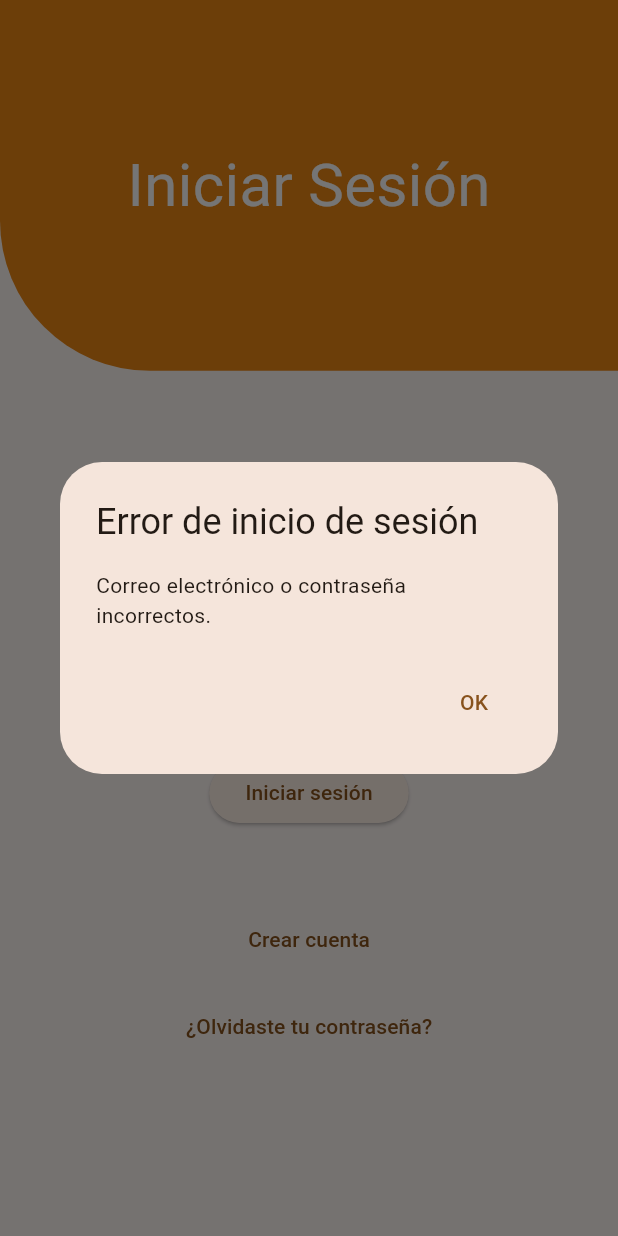
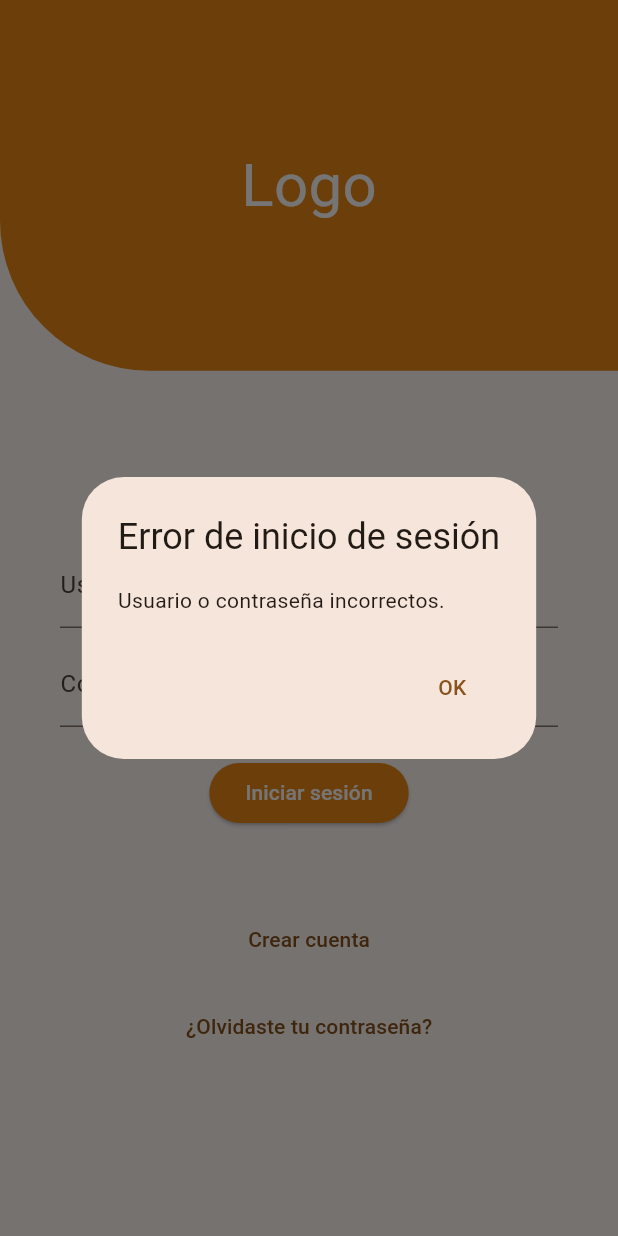
Before and after one commit to AlexGR10/appmov_hab, a Flutter app: the screen it shows after launch, after a tap on "Iniciar sesión", on a phone screen of 412 x 824 dp. Run offline on Flutter 3.47's test engine with Material 3 defaults, Android fonts, the phone set to English and light mode, and no system bars.

Commit message:
Logica del Login

```diff
--- a/lib/main.dart
+++ b/lib/main.dart
@@ -23,14 +23,12 @@ class MyApp extends StatelessWidget {
         useMaterial3: true,
       ),
       routes: {
-        '/': (context) => const WelcomePage(), // Página de bienvenida
-        '/login': (context) => LoginPage(), // Página de inicio de sesión
-        '/createAccount': (context) =>
-            CreateAccountPage(), // Página de creación de cuenta
-        '/bottomNavigator': (context) =>
-            const BottomNavigator(), // BottomNavigator
+        '/': (context) => const WelcomePage(),
+        '/login': (context) => LoginPage(),
+        '/createAccount': (context) => CreateAccountPage(),
+        '/bottomNavigator': (context) => const BottomNavigator(),
       },
-      initialRoute: '/', // Ruta inicial
+      initialRoute: '/login',
     );
   }
 }
@@ -43,9 +41,12 @@ class WelcomePage extends StatefulWidget {
 }
 
 class _WelcomePageState extends State<WelcomePage> {
+  bool _isAnimationEnabled = false;
+
   @override
   void initState() {
     super.initState();
+    if (_isAnimationEnabled) {
       Timer(const Duration(seconds: 2), () {
         Navigator.pushReplacement(
           context,
@@ -70,6 +71,7 @@ class _WelcomePageState extends State<WelcomePage> {
           ),
         );
       });
+    }
   }
 
   @override
--- a/lib/screens/login_page.dart
+++ b/lib/screens/login_page.dart
@@ -10,29 +10,37 @@ class LoginPage extends StatefulWidget {
 }
 
 class _LoginPageState extends State<LoginPage> {
-  final TextEditingController _emailController = TextEditingController();
+  final TextEditingController _usuarioController = TextEditingController();
   final TextEditingController _passwordController = TextEditingController();
-  List<dynamic> _users = [];
+  List<Map<String, dynamic>> _users = [];
 
   @override
   void initState() {
     super.initState();
-    loadUsers();
+    loadUsers(); // Llama a loadUsers() al iniciar la página
   }
 
   Future<void> loadUsers() async {
-    String usersJson = await rootBundle.loadString('assets/users.json');
+    final String usersJson = await rootBundle.loadString('assets/users.json');
+    final List<dynamic> data = jsonDecode(usersJson)["users"];
+
     setState(() {
-      _users = jsonDecode(usersJson)['users'];
+      _users = data
+          .map((item) => {
+                "usuario": item["usuario"],
+                "password": item["password"],
+                // Aquí puedes agregar más datos del usuario si los necesitas
+              })
+          .toList();
     });
   }
 
   void _signInWithEmailPassword(BuildContext context) {
-    String email = _emailController.text;
-    String password = _passwordController.text;
+    String usuario = _usuarioController.text.trim();
+    String password = _passwordController.text.trim();
 
-    bool isAuthenticated = _users
-        .any((user) => user['email'] == email && user['pas sword'] == password);
+    bool isAuthenticated = _users.any(
+        (user) => user['usuario'] == usuario && user['password'] == password);
 
     if (isAuthenticated) {
       Navigator.pushReplacementNamed(context, '/bottomNavigator');
@@ -42,7 +50,7 @@ class _LoginPageState extends State<LoginPage> {
         builder: (context) {
           return AlertDialog(
             title: Text('Error de inicio de sesión'),
-            content: Text('Correo electrónico o contraseña incorrectos.'),
+            content: Text('Usuario o contraseña incorrectos.'),
             actions: [
               TextButton(
                 onPressed: () {
@@ -64,15 +72,15 @@ class _LoginPageState extends State<LoginPage> {
         preferredSize:
             Size.fromHeight(MediaQuery.of(context).size.height * 0.3),
         child: Container(
-          decoration: const BoxDecoration(
+          decoration: BoxDecoration(
             color: Color.fromARGB(255, 236, 135, 19),
             borderRadius: BorderRadius.only(
               bottomLeft: Radius.circular(100),
             ),
           ),
-          child: const Center(
+          child: Center(
             child: Text(
-              'Iniciar Sesión',
+              "Logo",
               style: TextStyle(
                 fontSize: 40,
                 color: Colors.white,
@@ -88,29 +96,39 @@ class _LoginPageState extends State<LoginPage> {
             Padding(
               padding: const EdgeInsets.symmetric(horizontal: 40.0),
               child: TextField(
-                controller: _emailController,
-                decoration: const InputDecoration(
-                  labelText: 'Correo electrónico',
+                controller: _usuarioController,
+                decoration: InputDecoration(
+                  labelText: 'Usuario',
                 ),
               ),
             ),
-            const SizedBox(height: 10),
+            SizedBox(height: 10),
             Padding(
               padding: const EdgeInsets.symmetric(horizontal: 40.0),
               child: TextField(
                 controller: _passwordController,
-                decoration: const InputDecoration(
+                decoration: InputDecoration(
                   labelText: 'Contraseña',
                 ),
                 obscureText: true,
               ),
             ),
-            const SizedBox(height: 20),
+            SizedBox(height: 20),
             ElevatedButton(
               onPressed: () => _signInWithEmailPassword(context),
-              child: const Text('Iniciar sesión'),
+              style: ButtonStyle(
+                backgroundColor: MaterialStateProperty.all<Color>(
+                  Color.fromARGB(255, 236, 135, 19),
+                ), // Color de fondo del botón
+              ),
+              child: Text(
+                'Iniciar sesión',
+                style: TextStyle(
+                  color: Colors.white, // Color del texto del botón
+                ),
+              ),
             ),
-            const SizedBox(height: 50),
+            SizedBox(height: 50),
             TextButton(
               onPressed: () {
                 Navigator.push(
@@ -120,9 +138,9 @@ class _LoginPageState extends State<LoginPage> {
                   ),
                 );
               },
-              child: const Text('Crear cuenta'),
+              child: Text('Crear cuenta'),
             ),
-            const SizedBox(height: 10),
+            SizedBox(height: 10),
             TextButton(
               onPressed: () {
                 Navigator.push(
@@ -132,7 +150,7 @@ class _LoginPageState extends State<LoginPage> {
                   ),
                 );
               },
-              child: const Text('¿Olvidaste tu contraseña?'),
+              child: Text('¿Olvidaste tu contraseña?'),
             ),
           ],
         ),
--- a/pubspec.yaml
+++ b/pubspec.yaml
@@ -63,6 +63,7 @@ flutter:
   assets:
       - assets/messages.json
       - assets/home.json
+      - assets/users.json
   #   - images/a_dot_burr.jpeg
   #   - images/a_dot_ham.jpeg
 
```
Also changed, not shown: assets/users.json (+70 -0 lines). Lines whose indentation alone changed are shown as unchanged.
